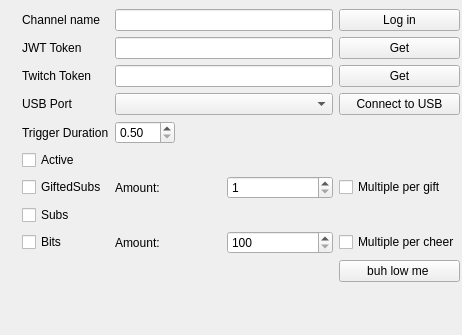
First picture: the form in main.ui, repository ZiedYT/senny-blows, before the edit.
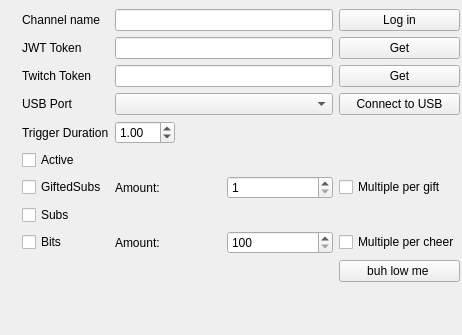
Second picture: the form after the edit.

```diff
--- a/main.ui
+++ b/main.ui
@@ -48,6 +48,9 @@
       <property name="minimum">
        <double>0.500000000000000</double>
       </property>
+      <property name="value">
+       <double>1.000000000000000</double>
+      </property>
      </widget>
     </item>
     <item row="1" column="3">
```
